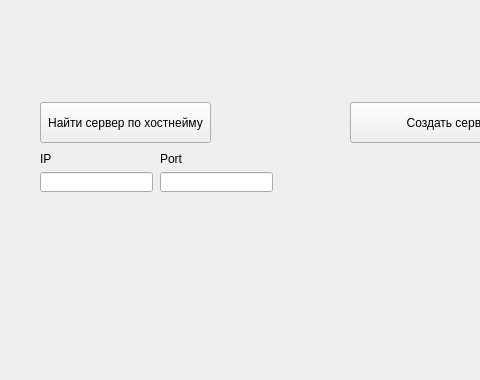
Before: the Qt Designer form src/resources/UI/main_v2.ui in abbeswrld/web, drawn with Qt 5; both pictures show x 0 to 480 and y 88 to 468 of the 615 by 468 pixel window.
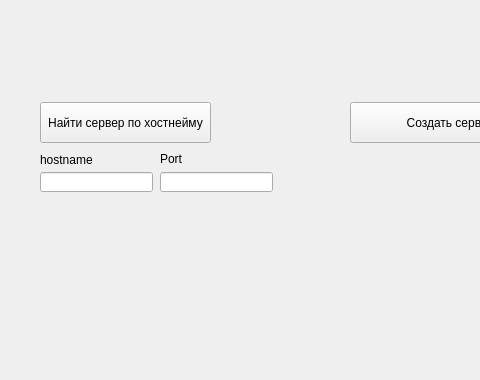
After: the same form once the commit is applied.

Commit message: rename variables

```diff
--- a/src/resources/UI/main_v2.ui
+++ b/src/resources/UI/main_v2.ui
@@ -109,12 +109,12 @@
        <rect>
         <x>40</x>
         <y>240</y>
-        <width>47</width>
-        <height>13</height>
+        <width>61</width>
+        <height>16</height>
        </rect>
       </property>
       <property name="text">
-       <string>IP</string>
+       <string>hostname</string>
       </property>
      </widget>
     </widget>
```
Left out of the diff: 22 changed lines with no effect on the pictures.
